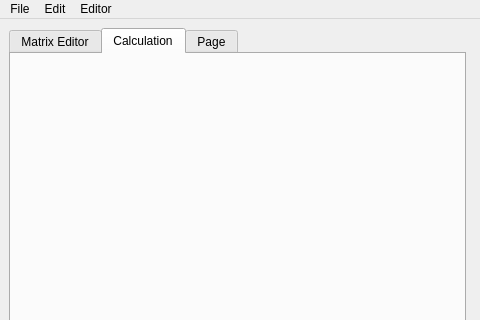
The window that src/designer/MainWindow.ui (enlighteningCrow/MatCal) describes before a commit, drawn with Qt 5; both pictures show x 0 to 480 and y 0 to 320 of the 1280 by 720 pixel window.
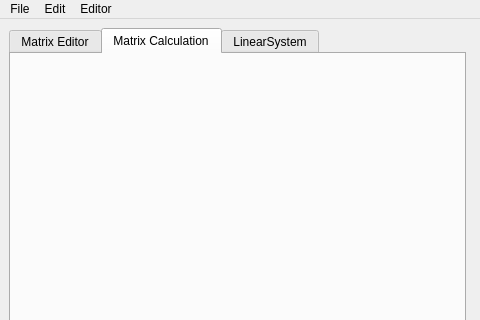
The same window after the commit. The open tabs and pages were chosen to show the change. Custom widgets are drawn as their Qt base class.

Commit message: Added accounts system

What changed in the file:
```diff
--- a/src/designer/MainWindow.ui
+++ b/src/designer/MainWindow.ui
@@ -40,12 +40,12 @@
        </widget>
        <widget class="QWidget" name="tab_2">
         <attribute name="title">
-         <string>Calculation</string>
+         <string>Matrix Calculation</string>
         </attribute>
        </widget>
        <widget class="EquationSolverPersistent" name="tab">
         <attribute name="title">
-         <string>Page</string>
+         <string>LinearSystem</string>
         </attribute>
        </widget>
       </widget>
```
Left out of the diff: 4 changed lines with no effect on the pictures. The commit also changes 10 other files.
